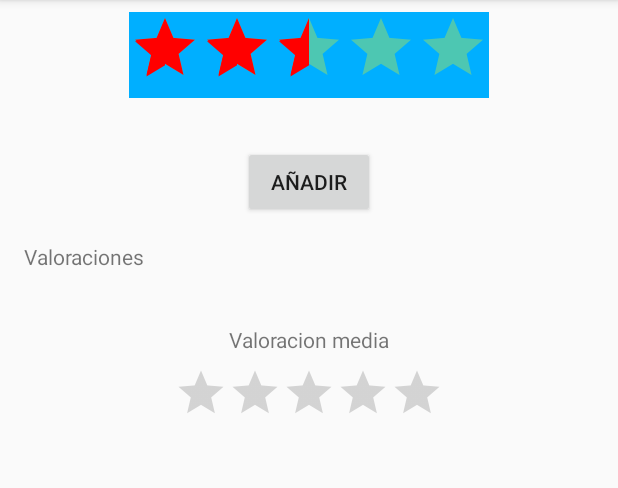
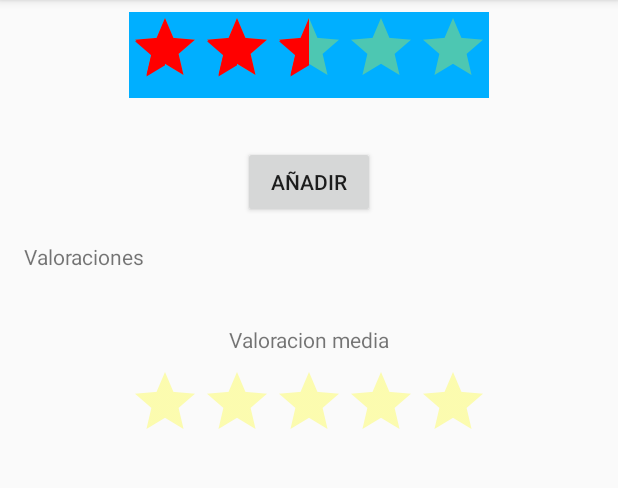
Before and after one commit to FabiPuig/TestRatingBar, an Android app: the screen it shows after launch (MainActivity), on a phone screen of 412 x 824 dp, the part 84-572 px from its top. Run offline under Robolectric (Android 15) with nearby library versions, the phone set to English and light mode, and no system bars.

Commit message:
Cambiamos el color del RatinbBar indicador

```diff
--- a/app/src/main/res/layout/fragment_main.xml
+++ b/app/src/main/res/layout/fragment_main.xml
@@ -52,9 +52,9 @@
         android:stepSize="0.5"
         android:layout_marginTop="8dp"
         app:layout_constraintTop_toBottomOf="@+id/textView"
-        style="?android:attr/ratingBarStyleIndicator"
         android:layout_marginStart="8dp"
-        android:layout_marginEnd="8dp" />
+        android:layout_marginEnd="8dp"
+        android:theme="@style/RatingBar" />
 
     <TextView
         android:id="@+id/textView"
```
